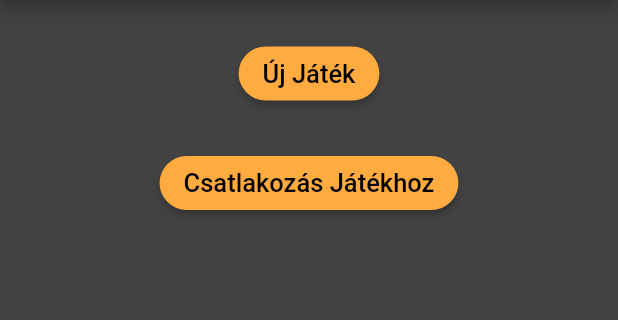
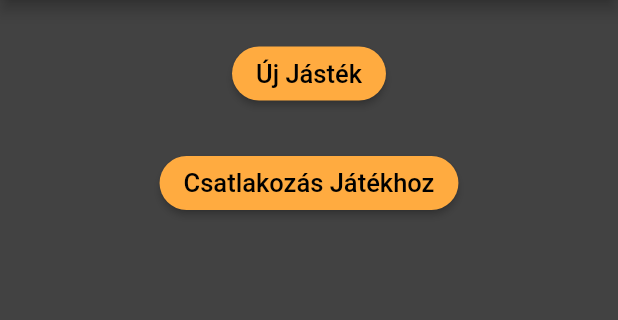
Before and after one commit to lovasber/szolanc, a Flutter app: the screen it shows after launch, on a phone screen of 412 x 824 dp, the part 84-404 px from its top. Run offline on Flutter 3.47's test engine with Material 2 defaults, Android fonts, the phone set to English and light mode, and no system bars; our stand-ins replace firebase_database; accounts and stored records are empty.

Commit message:
Firebase #2
Ios ios-re

```diff
--- a/lib/main.dart
+++ b/lib/main.dart
@@ -148,7 +148,7 @@ class Menu extends StatelessWidget {
               shape: RoundedRectangleBorder(
                   borderRadius: new BorderRadius.circular(25)),
               child: Text(
-                "Új Játék",
+                "Új Jásték",
                 style: TextStyle(
                   color: Colors.black,
                   fontSize: 17,
```
Also changed, not shown: 7 other files.
